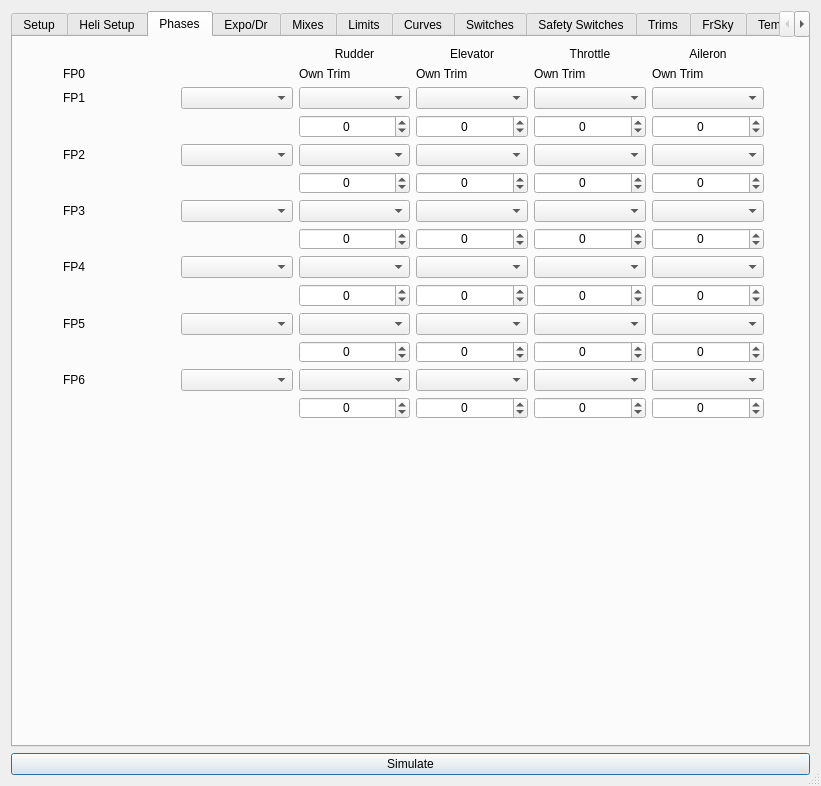
Before: the Qt Designer form src/eepskye/src/modeledit.ui in xhorizont/eepe, drawn with Qt 5.
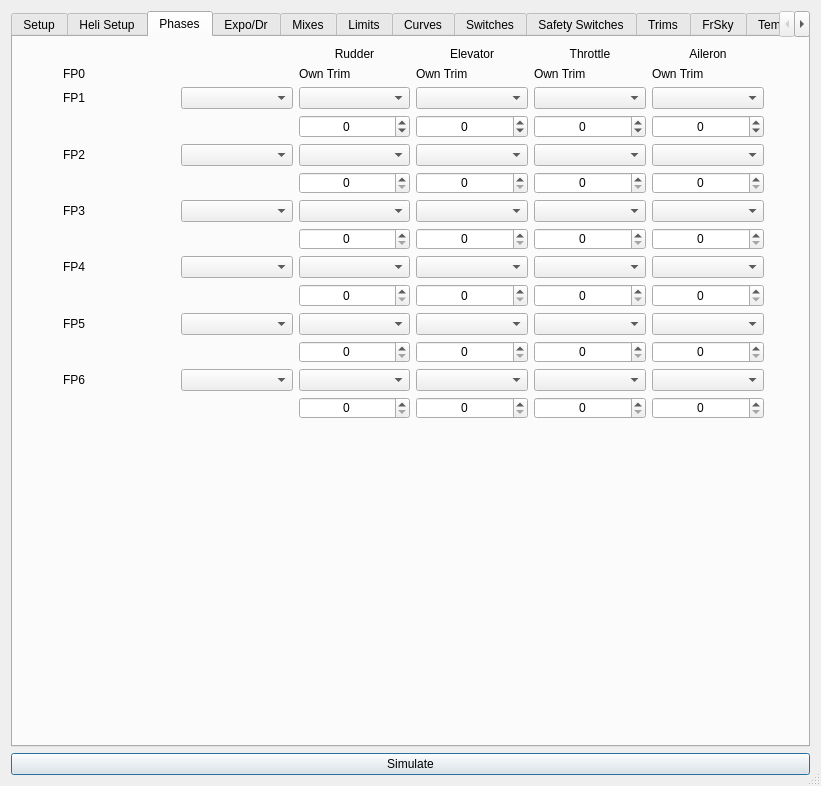
After: the same form once the commit is applied. The open tabs and pages were chosen to show the change. Icons and pictures are not drawn.

The edit to the form file:
```diff
--- a/src/eepskye/src/modeledit.ui
+++ b/src/eepskye/src/modeledit.ui
@@ -1148,7 +1148,7 @@
            <bool>true</bool>
           </property>
           <property name="minimum">
-           <number>-127</number>
+           <number></number>
           </property>
           <property name="maximum">
            <number>510</number>
@@ -1164,7 +1164,7 @@
            <bool>true</bool>
           </property>
           <property name="minimum">
-           <number>-127</number>
+           <number></number>
           </property>
           <property name="maximum">
            <number>510</number>
@@ -1180,7 +1180,7 @@
            <bool>true</bool>
           </property>
           <property name="minimum">
-           <number>-127</number>
+           <number></number>
           </property>
           <property name="maximum">
            <number>510</number>
@@ -1196,7 +1196,7 @@
            <bool>true</bool>
           </property>
           <property name="minimum">
-           <number>-127</number>
+           <number></number>
           </property>
           <property name="maximum">
            <number>510</number>
@@ -1212,7 +1212,7 @@
            <bool>true</bool>
           </property>
           <property name="minimum">
-           <number>-127</number>
+           <number></number>
           </property>
           <property name="maximum">
            <number>510</number>
@@ -1228,7 +1228,7 @@
            <bool>true</bool>
           </property>
           <property name="minimum">
-           <number>-127</number>
+           <number></number>
           </property>
           <property name="maximum">
            <number>510</number>
@@ -1244,7 +1244,7 @@
            <bool>true</bool>
           </property>
           <property name="minimum">
-           <number>-127</number>
+           <number></number>
           </property>
           <property name="maximum">
            <number>510</number>
@@ -1260,7 +1260,7 @@
            <bool>true</bool>
           </property>
           <property name="minimum">
-           <number>-127</number>
+           <number></number>
           </property>
           <property name="maximum">
            <number>510</number>
@@ -1276,7 +1276,7 @@
            <bool>true</bool>
           </property>
           <property name="minimum">
-           <number>-127</number>
+           <number></number>
           </property>
           <property name="maximum">
            <number>510</number>
@@ -1292,7 +1292,7 @@
            <bool>true</bool>
           </property>
           <property name="minimum">
-           <number>-127</number>
+           <number></number>
           </property>
           <property name="maximum">
            <number>510</number>
@@ -1308,7 +1308,7 @@
            <bool>true</bool>
           </property>
           <property name="minimum">
-           <number>-127</number>
+           <number></number>
           </property>
           <property name="maximum">
            <number>510</number>
@@ -1324,7 +1324,7 @@
            <bool>true</bool>
           </property>
           <property name="minimum">
-           <number>-127</number>
+           <number></number>
           </property>
           <property name="maximum">
            <number>510</number>
@@ -1340,7 +1340,7 @@
            <bool>true</bool>
           </property>
           <property name="minimum">
-           <number>-127</number>
+           <number></number>
           </property>
           <property name="maximum">
            <number>510</number>
@@ -1356,7 +1356,7 @@
            <bool>true</bool>
           </property>
           <property name="minimum">
-           <number>-127</number>
+           <number></number>
           </property>
           <property name="maximum">
            <number>510</number>
@@ -1372,7 +1372,7 @@
            <bool>true</bool>
           </property>
           <property name="minimum">
-           <number>-127</number>
+           <number></number>
           </property>
           <property name="maximum">
            <number>510</number>
@@ -1388,7 +1388,7 @@
            <bool>true</bool>
           </property>
           <property name="minimum">
-           <number>-127</number>
+           <number></number>
           </property>
           <property name="maximum">
            <number>510</number>
@@ -1404,7 +1404,7 @@
            <bool>true</bool>
           </property>
           <property name="minimum">
-           <number>-127</number>
+           <number></number>
           </property>
           <property name="maximum">
            <number>510</number>
@@ -1420,7 +1420,7 @@
            <bool>true</bool>
           </property>
           <property name="minimum">
-           <number>-127</number>
+           <number></number>
           </property>
           <property name="maximum">
            <number>510</number>
@@ -1436,7 +1436,7 @@
            <bool>true</bool>
           </property>
           <property name="minimum">
-           <number>-127</number>
+           <number></number>
           </property>
           <property name="maximum">
            <number>510</number>
@@ -1452,7 +1452,7 @@
            <bool>true</bool>
           </property>
           <property name="minimum">
-           <number>-127</number>
+           <number></number>
           </property>
           <property name="maximum">
            <number>510</number>
```
Left out of the diff: 4 changed lines with no effect on the pictures.
